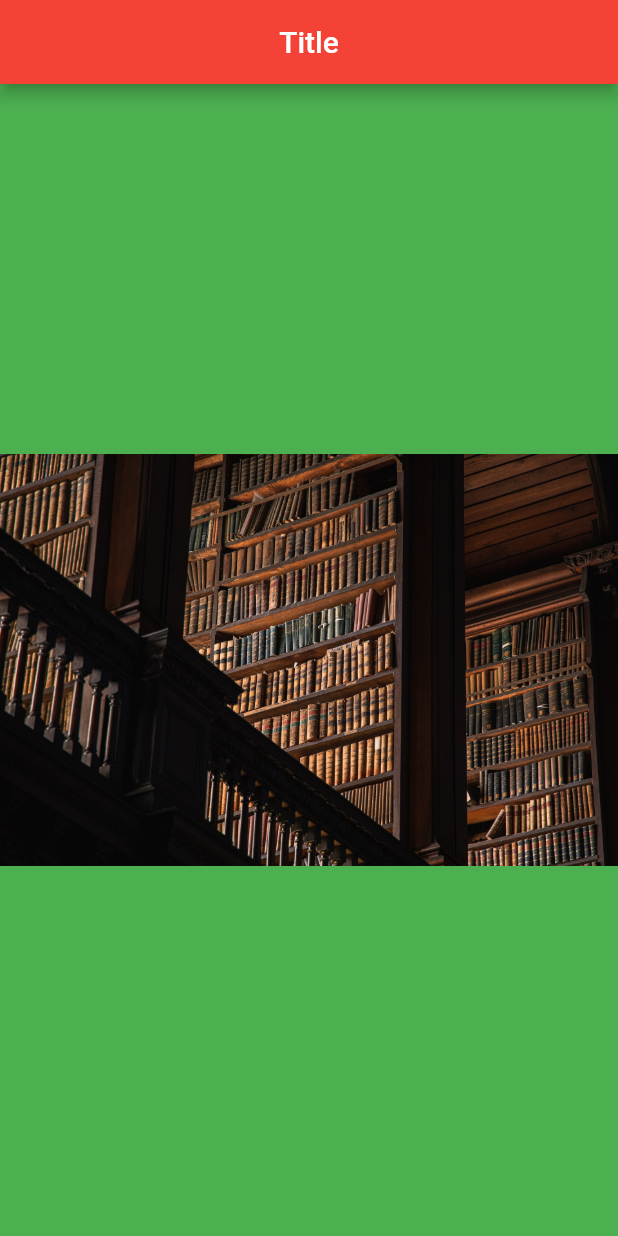
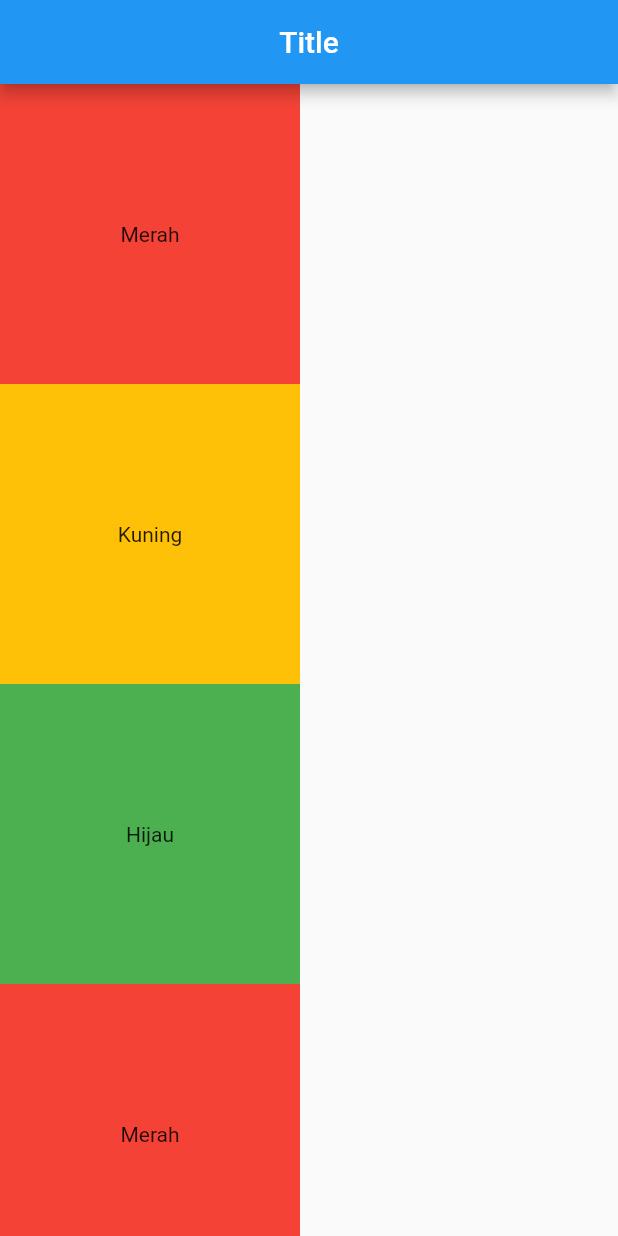
Before and after one commit to AhmadIkbalDjaya/fast_track_flutter_beginner, a Flutter app: the screen it shows after launch, on a phone screen of 412 x 824 dp. Run offline on Flutter 3.47's test engine with Material 2 defaults, Android fonts, the phone set to English and light mode, and no system bars.

Commit message:
21. Extract Widget

```diff
--- a/lib/main.dart
+++ b/lib/main.dart
@@ -1,4 +1,5 @@
 import 'package:flutter/material.dart';
+import 'widgets/kotak_warna.dart';
 
 void main() {
   runApp(AplikasiSaya());
@@ -10,33 +11,28 @@ class AplikasiSaya extends StatelessWidget {
   @override
   Widget build(BuildContext context) {
     return MaterialApp(
+      debugShowCheckedModeBanner: false,
       home: Scaffold(
-        backgroundColor: Colors.green,
-        appBar: AppBar(
-          backgroundColor: Colors.red,
-          title: Text("Title"),
-          centerTitle: true,
-        ),
-        body: Center(
-          // Image Provider:
-          // 1. Asset Image
-          //    -> gambar yg ada pda folder project
-          //    -> perlu daftar di pubspac.yaml
-          // 2. Network Image
-          //    -> ambil dari interner
-          //    -> apliksi butuh koneksi internet
-          // jarang digunakan -> pada kasus tertentu
-          // 3. File Image
-          // 4. Memory Image
-
-          // child: Image(
-          //   image: AssetImage("assets/images/gambar.jpg"),
-          // ),
-
-          child: Image.asset("assets/images/gambar.jpg"),
-
-        ),
-      ),
+          appBar: AppBar(
+            title: Text("Title"),
+            centerTitle: true,
+          ),
+          body: SingleChildScrollView(
+            scrollDirection: Axis.vertical,
+            child: Column(
+              children: [
+                KotakWarna(text: "Merah", warna: Colors.red),
+                KotakWarna(text: "Kuning", warna: Colors.amber),
+                KotakWarna(text: "Hijau", warna: Colors.green),
+                KotakWarna(text: "Merah", warna: Colors.red),
+                KotakWarna(text: "Kuning", warna: Colors.amber),
+                KotakWarna(text: "Hijau", warna: Colors.green),
+                KotakWarna(text: "Merah", warna: Colors.red),
+                KotakWarna(text: "Kuning", warna: Colors.amber),
+                KotakWarna(text: "Hijau", warna: Colors.green),
+              ],
+            ),
+          )),
     );
   }
 }
--- /dev/null
+++ b/lib/widgets/kotak_warna.dart
@@ -0,0 +1,21 @@
+import 'package:flutter/material.dart';
+
+class KotakWarna extends StatelessWidget {
+  const KotakWarna({Key? key, required this.text, required this.warna})
+      : super(key: key);
+
+  final String text;
+  final Color warna;
+
+  @override
+  Widget build(BuildContext context) {
+    return Container(
+      width: 200,
+      height: 200,
+      color: warna,
+      child: Center(
+        child: Text(text),
+      ),
+    );
+  }
+}
```
